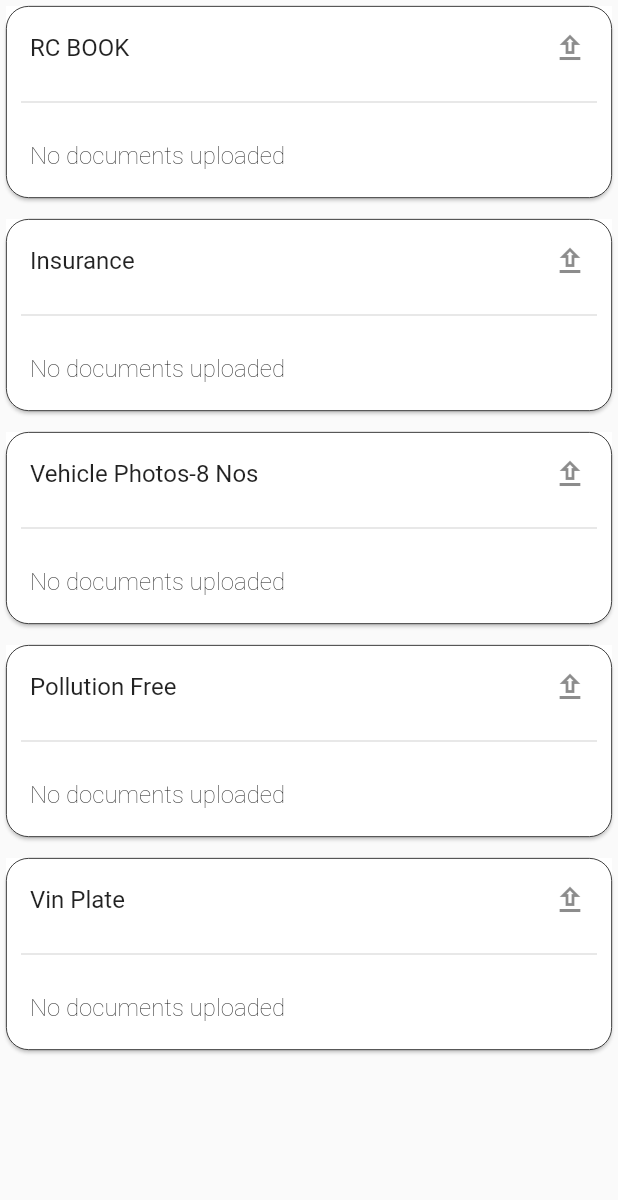
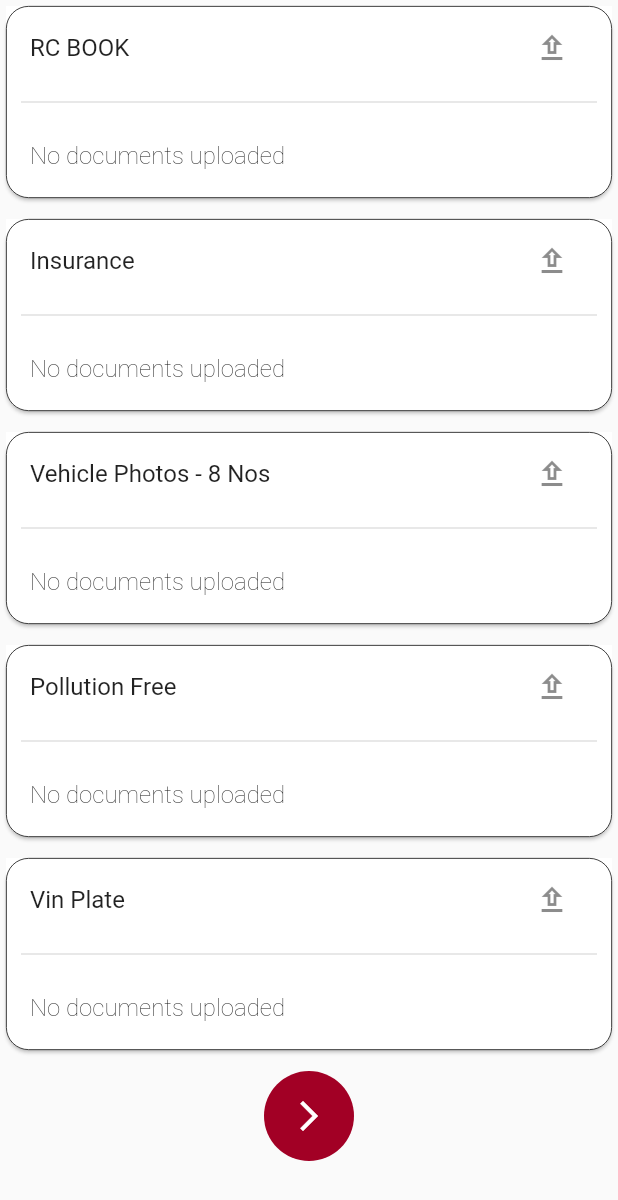
Before and after one commit to jesmin123/eval_wire_frame, a Flutter app: the Documents widget shown alone on an empty page, opened directly, on a phone screen of 412 x 824 dp. Shown: the top 1200 px of the screen. Run offline on Flutter 3.47's test engine with Material 2 defaults, Android fonts, the phone set to English and light mode, and no system bars; our stand-ins replace cached_network_image, file_picker, flutter_rating_bar, line_icons, table_calendar; missing offline and left inert: fa_stepper; network calls fail; Roboto replaces fonts that are missing (Exo).

Commit message:
AddnewCase reached 9

```diff
--- /dev/null
+++ b/lib/Provider/EvaluationDetailProvider.dart
@@ -0,0 +1,37 @@
+import 'package:flutter/material.dart';
+
+class EvaluationDetailProvider extends ChangeNotifier{
+
+  String _quality;
+  String _vehicleCategory;
+  String _followUp;
+  double _overallrating;
+
+  double get overallrating => _overallrating;
+
+  set overallrating(double value) {
+    _overallrating = value;
+    notifyListeners();
+  }
+
+  String get followUp => _followUp;
+
+  set followUp(String value) {
+    _followUp = value;
+    notifyListeners();
+  }
+
+  String get vehicleCategory => _vehicleCategory;
+
+  set vehicleCategory(String value) {
+    _vehicleCategory = value;
+    notifyListeners();
+  }
+
+  String get quality => _quality;
+
+  set quality(String value) {
+    _quality = value;
+    notifyListeners();
+  }
+}
--- a/lib/UI/AddNewCase.dart
+++ b/lib/UI/AddNewCase.dart
@@ -5,6 +5,7 @@ import 'package:eval_wire_frame/widgets/AcessoryDetails.dart';
 import 'package:eval_wire_frame/widgets/CustomerDetails.dart';
 import 'package:eval_wire_frame/widgets/DocumentDetail.dart';
 import 'package:eval_wire_frame/widgets/Documents.dart';
+import 'package:eval_wire_frame/widgets/EvaluationDetails.dart';
 import 'package:eval_wire_frame/widgets/ExteriorTyres.dart';
 import 'package:eval_wire_frame/widgets/InsuranceDetails.dart';
 import 'package:eval_wire_frame/widgets/Registration_Details.dart';
@@ -74,6 +75,7 @@ class _AddNewCaseState extends State<AddNewCase> {
               FAStep(state: formData.activeStep>10?FAStepstate.complete:FAStepstate.editing,title: Text("RF Cost Summary"), content: RfCost(), isActive: formData.stepCount==10),
               FAStep(state: formData.activeStep>11?FAStepstate.complete:FAStepstate.editing,title: Text("Accessory Details"), content: AccessoryDetails(), isActive: formData.stepCount==11),
               FAStep(state: formData.activeStep>12?FAStepstate.complete:FAStepstate.editing,title: Text("Documents"), content: Documents(), isActive: formData.stepCount==12),
+              FAStep(state: formData.activeStep>13?FAStepstate.complete:FAStepstate.editing,title: Text("Evaluation Details"), content: EvaluationDetails(), isActive: formData.stepCount==13),
 
             ],
             controlsBuilder: (BuildContext context ,{VoidCallback onStepContinue, VoidCallback onStepCancel})=> Container(),
--- a/lib/main.dart
+++ b/lib/main.dart
@@ -24,6 +24,7 @@ import 'package:eval_wire_frame/UI/sourced.dart';
 import 'package:flutter/material.dart';
 import 'package:provider/provider.dart';
 
+import 'Provider/EvaluationDetailProvider.dart';
 import 'Provider/InsuranceProvider.dart';
 import 'Provider/form_data_provider.dart';
 import 'UI/homePage.dart';
@@ -68,6 +69,7 @@ class MyApp extends StatelessWidget {
         ChangeNotifierProvider<EngineProvider>(create: (_)=>EngineProvider()),
         ChangeNotifierProvider<SteeringProvider>(create: (_)=>SteeringProvider()),
         ChangeNotifierProvider<AccessoryProvider>(create: (_)=>AccessoryProvider()),
+        ChangeNotifierProvider<EvaluationDetailProvider>(create: (_)=>EvaluationDetailProvider()),
 
       ],
       child: MaterialApp(
--- a/lib/widgets/Documents.dart
+++ b/lib/widgets/Documents.dart
@@ -1,7 +1,12 @@
 
+import 'dart:io';
+
+import 'package:eval_wire_frame/Provider/form_data_provider.dart';
 import 'package:eval_wire_frame/constants/app_font_style.dart';
 import 'package:eval_wire_frame/constants/colors.dart';
+import 'package:file_picker/file_picker.dart';
 import 'package:flutter/material.dart';
+import 'package:provider/provider.dart';
 
 class Documents extends StatefulWidget {
   @override
@@ -11,6 +16,7 @@ class Documents extends StatefulWidget {
 class _DocumentsState extends State<Documents> {
   @override
   Widget build(BuildContext context) {
+    FormData formData=Provider.of(context);
     return Column(
       children: [
         Card(color: Colors.white,
@@ -19,7 +25,20 @@ class _DocumentsState extends State<Documents> {
             children: [
               ListTile(
                 title: Text('RC BOOK'),
-                trailing: Icon(Icons.upload_outlined),tileColor: Colors.white,
+                trailing: IconButton(icon: Icon(Icons.upload_outlined), onPressed: ()async{
+                  FilePickerResult result = await FilePicker.platform.pickFiles(
+                    type: FileType.custom,
+                    allowedExtensions: ["doc",'pdf'],
+                  );
+
+                  if(result != null) {
+                    File file = File(result.files.single.path);
+                  } else {
+                    // User canceled the picker
+                  }
+
+                }),
+                tileColor: Colors.white,
               ),
               Divider(thickness: 1,indent: 10,endIndent: 10,),
               ListTile(
@@ -35,7 +54,7 @@ class _DocumentsState extends State<Documents> {
               children: [
                 ListTile(
                   title: Text('Insurance'),
-                  trailing: Icon(Icons.upload_outlined),tileColor: Colors.white,
+                  trailing: IconButton(icon: Icon(Icons.upload_outlined), onPressed: (){}),tileColor: Colors.white,
                 ),
                 Divider(thickness: 1,indent: 10,endIndent: 10,),
                 ListTile(
@@ -50,8 +69,8 @@ class _DocumentsState extends State<Documents> {
             child: Column(
               children: [
                 ListTile(
-                  title: Text('Vehicle Photos-8 Nos'),
-                  trailing: Icon(Icons.upload_outlined),tileColor: Colors.white,
+                  title: Text('Vehicle Photos - 8 Nos'),
+                  trailing: IconButton(icon: Icon(Icons.upload_outlined), onPressed: (){}),tileColor: Colors.white,
                 ),
                 Divider(thickness: 1,indent: 10,endIndent: 10,),
                 ListTile(
@@ -67,7 +86,7 @@ class _DocumentsState extends State<Documents> {
               children: [
                 ListTile(
                   title: Text('Pollution Free'),
-                  trailing: Icon(Icons.upload_outlined),tileColor: Colors.white,
+                  trailing: IconButton(icon: Icon(Icons.upload_outlined), onPressed: (){}),tileColor: Colors.white,
                 ),
                 Divider(thickness: 1,indent: 10,endIndent: 10,),
                 ListTile(
@@ -83,7 +102,7 @@ class _DocumentsState extends State<Documents> {
               children: [
                 ListTile(
                   title: Text('Vin Plate'),
-                  trailing: Icon(Icons.upload_outlined),tileColor: Colors.white,
+                  trailing: IconButton(icon: Icon(Icons.upload_outlined), onPressed: (){}),tileColor: Colors.white,
                 ),
                 Divider(thickness: 1,indent: 10,endIndent: 10,),
                 ListTile(
@@ -92,7 +111,19 @@ class _DocumentsState extends State<Documents> {
               ],
             )
         ),
-        SizedBox(height: 6,),
+        SizedBox(height: 10,),
+        GestureDetector(
+          onTap: (){
+            formData.activeStep = 13;
+            formData.stepCount=13;
+          },
+          child: Container(
+            height:60 ,
+            width: 60,
+            decoration: BoxDecoration(shape: BoxShape.circle,color: PRIMARY_COLOR,),
+            child: Icon(Icons.arrow_forward_ios_outlined,color: APP_WHITE_COLOR,),
+          ),
+        )
       ],
     );
   }
--- a/pubspec.yaml
+++ b/pubspec.yaml
@@ -37,6 +37,7 @@ dependencies:
   fa_stepper: ^0.0.2
   provider: ^4.3.3
   flutter_rating_bar: ^3.2.0+1
+  file_picker: ^2.0.0
 
 dev_dependencies:
   flutter_test:
```
Also changed, not shown: lib/widgets/EvaluationDetails.dart (added, +175 -0 lines), lib/UI/SourceNow.dart (added), pubspec.lock.
